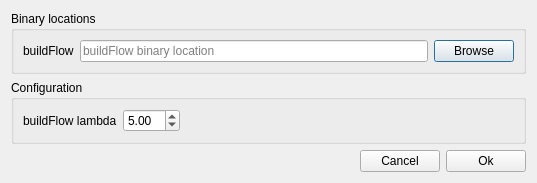
Qt form slowmoVideo/slowmoUI/preferencesDialog.ui (slowmoVideo/slowmoVideo) before a commit.
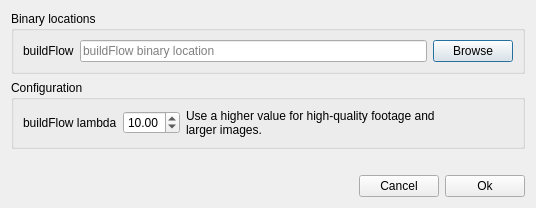
The same form after that commit.

The edit to the form file:
```diff
--- a/slowmoVideo/slowmoUI/preferencesDialog.ui
+++ b/slowmoVideo/slowmoUI/preferencesDialog.ui
@@ -6,8 +6,8 @@
    <rect>
     <x>0</x>
     <y>0</y>
-    <width>537</width>
-    <height>179</height>
+    <width>536</width>
+    <height>208</height>
    </rect>
   </property>
   <property name="windowTitle">
@@ -76,11 +76,11 @@
          <double>0.500000000000000</double>
         </property>
         <property name="value">
-         <double>5.000000000000000</double>
+         <double>10.000000000000000</double>
         </property>
        </widget>
       </item>
-      <item row="0" column="2">
+      <item row="0" column="3">
        <spacer name="horizontalSpacer_2">
         <property name="orientation">
          <enum>Qt::Horizontal</enum>
@@ -93,6 +93,16 @@
         </property>
        </spacer>
       </item>
+      <item row="0" column="2">
+       <widget class="QLabel" name="label_3">
+        <property name="text">
+         <string>Use a higher value for high-quality footage and larger images.</string>
+        </property>
+        <property name="wordWrap">
+         <bool>true</bool>
+        </property>
+       </widget>
+      </item>
      </layout>
     </widget>
    </item>
```
Left out of the diff: 1 changed line with no effect on the pictures.
